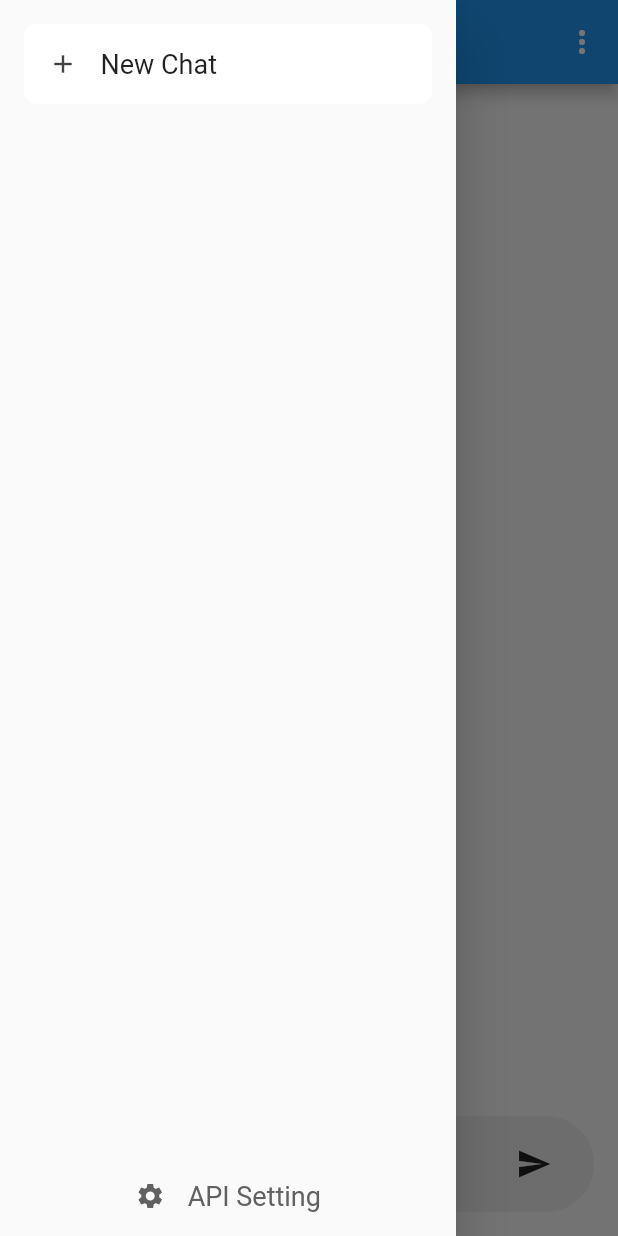
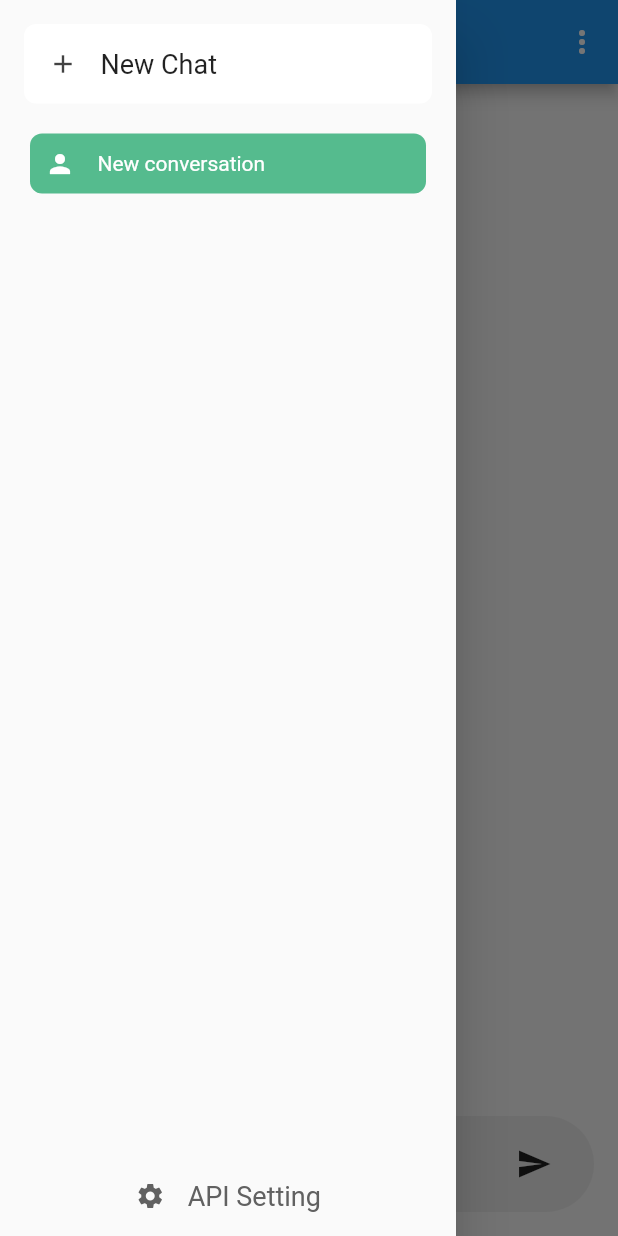
Before and after one commit to TruongAnim/simple_chatgpt, a Flutter app: the screen it shows after launch, with the side drawer open, on a phone screen of 412 x 824 dp. Run offline on Flutter 3.47's test engine with Material 2 defaults, Android fonts, the phone set to English and light mode, and no system bars; our stand-ins replace bloc, equatable, flutter_bloc; Roboto replaces fonts that are missing (din-regular).

Commit message:
call chatgpt api

```diff
--- a/lib/chat_page/bloc/chat_page_event.dart
+++ b/lib/chat_page/bloc/chat_page_event.dart
@@ -21,3 +21,8 @@ class AddNewConversation extends ChatPageEvent {
 class InitConversations extends ChatPageEvent {
   InitConversations();
 }
+
+class AddQuestion extends ChatPageEvent {
+  AddQuestion({required this.question});
+  final String question;
+}
--- a/lib/chat_page/bloc/chat_page_state.dart
+++ b/lib/chat_page/bloc/chat_page_state.dart
@@ -1,31 +1,34 @@
 part of 'chat_page_bloc.dart';
 
-class ChatPageState extends Equatable {
-  const ChatPageState();
-  @override
-  List<Object> get props => [];
-}
-
-class ConversationState extends ChatPageState {
+class ConversationState extends Equatable {
   final List<Conversation> _conversations;
   final int _currentConversation;
+  final String _data;
 
-  const ConversationState(
-      {required conversations, required currentConversation})
-      : _conversations = conversations,
-        _currentConversation = currentConversation,
+  ConversationState(
+      {List<Conversation>? conversations,
+      int? currentConversation,
+      String? data})
+      : _conversations = conversations ??
+            [Conversation(title: 'init converstaion', message: [])],
+        _currentConversation = currentConversation ?? 0,
+        _data = data ?? 'data',
         super();
 
-  List<Conversation> get conversation => _conversations;
+  List<Conversation> get conversations => _conversations;
   int get currentConversation => _currentConversation;
+  String get data => _data;
 
   ConversationState copyWith(
-      {List<Conversation>? convsersations, int? currentConversation}) {
+      {List<Conversation>? convsersations,
+      int? currentConversation,
+      String? data}) {
     return ConversationState(
         conversations: convsersations ?? _conversations,
-        currentConversation: currentConversation ?? _currentConversation);
+        currentConversation: currentConversation ?? _currentConversation,
+        data: data ?? _data);
   }
 
   @override
-  List<Object> get props => [_currentConversation, _conversations];
+  List<Object> get props => [currentConversation, conversations, data];
 }
--- a/lib/chat_page/widgets/chat_page_app_bar.dart
+++ b/lib/chat_page/widgets/chat_page_app_bar.dart
@@ -1,4 +1,6 @@
 import 'package:flutter/material.dart';
+import 'package:flutter_bloc/flutter_bloc.dart';
+import 'package:simple_chatgpt/chat_page/bloc/chat_page_bloc.dart';
 
 import 'widgets.dart';
 
@@ -7,8 +9,10 @@ class ChatPageAppBar extends StatelessWidget with PreferredSizeWidget {
 
   @override
   Widget build(BuildContext context) {
+    return BlocBuilder<ChatPageBloc, ConversationState>(
+      builder: (context, state) {
         return AppBar(
-      title: Text('hello'),
+          title: Text(state.conversations[state.currentConversation].title),
           centerTitle: true,
           leading: IconButton(
               onPressed: () {
@@ -17,6 +21,8 @@ class ChatPageAppBar extends StatelessWidget with PreferredSizeWidget {
               icon: Icon(Icons.menu)),
           actions: [CustomPopupMenu()],
         );
+      },
+    );
   }
 
   @override
--- a/lib/chat_page/widgets/chat_page_drawer.dart
+++ b/lib/chat_page/widgets/chat_page_drawer.dart
@@ -1,8 +1,10 @@
+import 'package:chatgpt_repository/chatgpt_repository.dart';
 import 'package:flutter/material.dart';
+import 'package:flutter_bloc/flutter_bloc.dart';
+import 'package:simple_chatgpt/chat_page/bloc/chat_page_bloc.dart';
 
 class ChatPageDrawer extends StatelessWidget {
   ChatPageDrawer({super.key});
-  List<String> conversations = List.empty();
   @override
   Widget build(BuildContext context) {
     return Drawer(
@@ -13,6 +15,9 @@ class ChatPageDrawer extends StatelessWidget {
               margin: const EdgeInsets.all(16.0),
               child: GestureDetector(
                 onTap: () {
+                  context
+                      .read<ChatPageBloc>()
+                      .add(AddNewConversation(name: 'New Conversation'));
                   Navigator.pop(context);
                 },
                 child: Container(
@@ -41,67 +46,61 @@ class ChatPageDrawer extends StatelessWidget {
                 ),
               ),
             ),
-            Expanded(
-                child: Container(
-              child: ListView.builder(
-                itemCount: conversations.length,
-                itemBuilder: (BuildContext context, int index) {
-                  return Text('hello');
-                  // Conversation conversation =
-                  //     conversationProvider.conversations[index];
-                  // return Dismissible(
-                  //   key: UniqueKey(),
-                  //   child: GestureDetector(
-                  //     onTap: () {
-                  //       conversationProvider.currentConversationIndex = index;
-                  //       Navigator.pop(context);
-                  //     },
-                  //     child: Container(
-                  //       padding: const EdgeInsets.all(10.0),
-                  //       margin: const EdgeInsets.symmetric(
-                  //           horizontal: 20.0, vertical: 4.0),
-                  //       decoration: BoxDecoration(
-                  //         color:
-                  //             conversationProvider.currentConversationIndex ==
-                  //                     index
-                  //                 ? const Color(0xff55bb8e)
-                  //                 : Colors.white,
-                  //         // border: Border.all(color: Color(Colors.grey[200]?.value ?? 0)),
-                  //         borderRadius: BorderRadius.circular(8.0),
-                  //       ),
-                  //       child: Row(
-                  //         mainAxisAlignment: MainAxisAlignment.start,
-                  //         children: [
-                  //           // coversation icon
-                  //           Icon(
-                  //             Icons.person,
-                  //             color: conversationProvider
-                  //                         .currentConversationIndex ==
-                  //                     index
-                  //                 ? Colors.white
-                  //                 : Colors.grey[700],
-                  //             size: 20.0,
-                  //           ),
-                  //           const SizedBox(width: 15.0),
-                  //           Text(
-                  //             conversation.title,
-                  //             style: TextStyle(
-                  //               // fontWeight: FontWeight.bold,
-                  //               color: conversationProvider
-                  //                           .currentConversationIndex ==
-                  //                       index
-                  //                   ? Colors.white
-                  //                   : Colors.grey[700],
-                  //               fontFamily: 'din-regular',
-                  //             ),
-                  //           ),
-                  //         ],
-                  //       ),
-                  //     ),
-                  //   ),
-                  // );
-                },
-              ),
+            Expanded(child: BlocBuilder<ChatPageBloc, ConversationState>(
+              builder: (context, state) {
+                return ListView.builder(
+                  itemCount: state.conversations.length,
+                  itemBuilder: (BuildContext context, int index) {
+                    Conversation conversation = state.conversations[index];
+                    return Dismissible(
+                      key: UniqueKey(),
+                      child: GestureDetector(
+                        onTap: () {
+                          context.read<ChatPageBloc>().add(
+                              ChangeCurrentConversation(newCurrent: index));
+                          Navigator.pop(context);
+                        },
+                        child: Container(
+                          padding: const EdgeInsets.all(10.0),
+                          margin: const EdgeInsets.symmetric(
+                              horizontal: 20.0, vertical: 4.0),
+                          decoration: BoxDecoration(
+                            color: state.currentConversation == index
+                                ? const Color(0xff55bb8e)
+                                : Colors.white,
+                            // border: Border.all(color: Color(Colors.grey[200]?.value ?? 0)),
+                            borderRadius: BorderRadius.circular(8.0),
+                          ),
+                          child: Row(
+                            mainAxisAlignment: MainAxisAlignment.start,
+                            children: [
+                              // coversation icon
+                              Icon(
+                                Icons.person,
+                                color: state.currentConversation == index
+                                    ? Colors.white
+                                    : Colors.grey[700],
+                                size: 20.0,
+                              ),
+                              const SizedBox(width: 15.0),
+                              Text(
+                                conversation.title,
+                                style: TextStyle(
+                                  // fontWeight: FontWeight.bold,
+                                  color: state.currentConversation == index
+                                      ? Colors.white
+                                      : Colors.grey[700],
+                                  fontFamily: 'din-regular',
+                                ),
+                              ),
+                            ],
+                          ),
+                        ),
+                      ),
+                    );
+                  },
+                );
+              },
             )),
             // add a setting button at the end of the drawer
             Container(
--- a/lib/chat_page/widgets/conversation_list_view.dart
+++ b/lib/chat_page/widgets/conversation_list_view.dart
@@ -1,5 +1,7 @@
 import 'package:flutter/material.dart';
 import 'package:chatgpt_repository/chatgpt_repository.dart';
+import 'package:flutter_bloc/flutter_bloc.dart';
+import 'package:simple_chatgpt/chat_page/bloc/chat_page_bloc.dart';
 
 const userId = 'user';
 const senderId = 'system';
@@ -11,13 +13,28 @@ class ConversationListView extends StatelessWidget {
 
   @override
   Widget build(BuildContext context) {
+    return BlocBuilder<ChatPageBloc, ConversationState>(
+      buildWhen: (previous, current) {
+        print('build when');
+        return true;
+      },
+      builder: (context, state) {
+        if (state.conversations.isEmpty) {
+          print('Conversation is empty!');
+          return Center(
+            child: Text('Conversation is empty!'),
+          );
+        }
+        print('rebuild');
+        Conversation conversation =
+            state.conversations[state.currentConversation];
         return ListView.builder(
-      // controller: _scrollController,
-      itemCount: 10,
+          itemCount: conversation.messages.length,
           itemBuilder: (BuildContext context, int index) {
-        Message message = Message(content: 'hello', senderId: 'system');
+            Message message = conversation.messages[index];
             return Padding(
-          padding: const EdgeInsets.symmetric(vertical: 8.0, horizontal: 16.0),
+              padding:
+                  const EdgeInsets.symmetric(vertical: 8.0, horizontal: 16.0),
               child: Row(
                 crossAxisAlignment: CrossAxisAlignment.start,
                 children: [
@@ -74,5 +91,7 @@ class ConversationListView extends StatelessWidget {
             );
           },
         );
+      },
+    );
   }
 }
--- a/lib/chat_page/widgets/message_editor.dart
+++ b/lib/chat_page/widgets/message_editor.dart
@@ -1,10 +1,13 @@
 import 'package:flutter/material.dart';
+import 'package:flutter_bloc/flutter_bloc.dart';
+import 'package:simple_chatgpt/chat_page/bloc/chat_page_bloc.dart';
 
 class MessageEditor extends StatelessWidget {
   const MessageEditor({super.key});
 
   @override
   Widget build(BuildContext context) {
+    TextEditingController _textController = TextEditingController();
     return Container(
       decoration: BoxDecoration(
         color: Colors.grey[200],
@@ -16,14 +19,19 @@ class MessageEditor extends StatelessWidget {
         children: [
           Expanded(
             child: TextField(
-              // controller: _textController,
+              controller: _textController,
               decoration: const InputDecoration.collapsed(
                   hintText: 'Type your message...'),
             ),
           ),
-          IconButton(icon: const Icon(Icons.send), onPressed: () {}
-              // listen to apikey to see if changed
-              ),
+          IconButton(
+            icon: const Icon(Icons.send),
+            onPressed: () {
+              String question = _textController.text;
+              context.read<ChatPageBloc>().add(AddQuestion(question: question));
+              _textController.clear();
+            },
+          ),
         ],
       ),
     );
--- a/packages/chatgpt_repository/lib/src/chatgpt_repository.dart
+++ b/packages/chatgpt_repository/lib/src/chatgpt_repository.dart
@@ -18,10 +18,10 @@ class ChatGptRepository {
   List<Conversation> get conversations => _conversations;
 
   List<Conversation> _loadConversation() {
-    return List.empty();
+    return [];
   }
 
-  void getAnswer(Conversation conversation) {
+  Future<String?> getAnswer(Conversation conversation) async {
     List<Map<String, String>> messages = [
       {
         'role': "system",
@@ -34,9 +34,6 @@ class ChatGptRepository {
         'content': message.content
       });
     }
-    _chatClient.sendMessage(messages).then((result) {
-      conversation.messages
-          .add(Message(content: result ?? 'Error', senderId: 'system'));
-    });
+    return _chatClient.sendMessage(messages);
   }
 }
--- a/packages/chatgpt_repository/lib/src/models/conversation.dart
+++ b/packages/chatgpt_repository/lib/src/models/conversation.dart
@@ -1,13 +1,25 @@
+import 'package:equatable/equatable.dart';
+
 import 'models.dart';
 
-class Conversation {
-  final List<Message> _messages;
-  final String _title;
+class Conversation extends Equatable {
+  List<Message> _messages;
+  String _title;
 
   Conversation({String? title, List<Message>? message})
       : _title = title ?? 'New conversation',
-        _messages = message ?? List.empty();
+        _messages = message ?? [];
 
   String get title => _title;
+  set title(String newTitle) {
+    _title = newTitle;
+  }
+
   List<Message> get messages => _messages;
+  set messages(List<Message> newMessages) {
+    _messages = newMessages;
+  }
+
+  @override
+  List<Object> get props => [messages, title];
 }
--- a/packages/chatgpt_repository/pubspec.yaml
+++ b/packages/chatgpt_repository/pubspec.yaml
@@ -12,6 +12,7 @@ dependencies:
     sdk: flutter
   chatgpt_api:
     path: ../chatgpt_api
+  equatable: ^2.0.5
 
 dev_dependencies:
   flutter_test:
```
Also changed, not shown: lib/chat_page/bloc/chat_page_bloc.dart (+37 -4 lines). Lines whose indentation alone changed are shown as unchanged.
